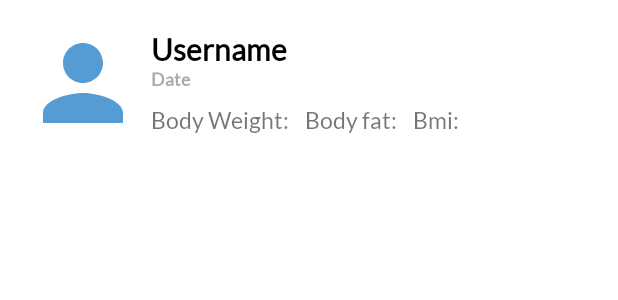
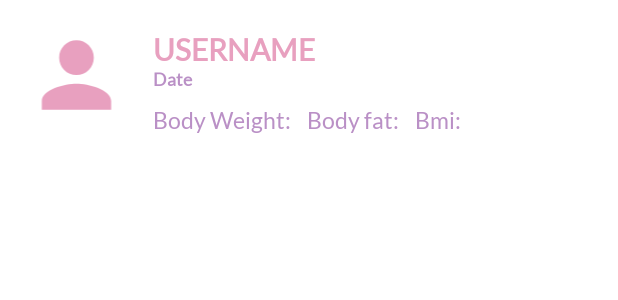
Before and after one commit to o-huang/FinalProjectCS5520, an Android app: the layout share_public_list_items.xml on its own in the app's theme, with its tools: preview values and no code run, on a phone screen of 412 x 824 dp. Shown: the top 300 px of the screen. Run offline under Robolectric (Android 15) with nearby library versions, the phone set to English and light mode, and no system bars.

Commit message:
Ui/Ux changes for share page

```diff
--- a/app/src/main/res/layout/activity_share_public.xml
+++ b/app/src/main/res/layout/activity_share_public.xml
@@ -25,9 +25,10 @@
         android:layout_width="match_parent"
         android:layout_height="wrap_content"
         android:layout_marginTop="10dp"
-        android:text="PUBLIC"
+        android:text="Public"
+        android:textColor="@color/titleColor"
         android:textStyle="bold"
-        android:textSize="20dp"
+        android:textSize="25dp"
         android:gravity="center"
         app:layout_constraintEnd_toEndOf="parent"
         app:layout_constraintStart_toStartOf="parent"
--- a/app/src/main/res/layout/share_public_list_items.xml
+++ b/app/src/main/res/layout/share_public_list_items.xml
@@ -10,10 +10,11 @@
 
     <ImageView
         android:id="@+id/imageView"
-        android:layout_width="80dp"
-        android:layout_height="80dp"
-
-        app:srcCompat="@drawable/ic_baseline_person_24" />
+        android:layout_width="71dp"
+        android:layout_height="69dp"
+        app:srcCompat="@drawable/ic_baseline_person_24"
+        android:layout_marginRight="10dp"
+        app:tint="@color/titleColor" />
 
     <LinearLayout
         android:layout_width="match_parent"
@@ -25,8 +26,9 @@
             android:layout_width="match_parent"
             android:layout_height="wrap_content"
             android:text="Username"
-            android:textColor="#000"
+            android:textColor="@color/titleColor"
             android:textStyle="bold"
+            android:textAllCaps="true"
             android:layout_marginTop="5dp"
             android:layout_marginLeft="5dp"
             android:layout_marginRight="5dp"
@@ -38,7 +40,7 @@
             android:layout_height="wrap_content"
             android:text="Date"
             android:id="@+id/public_date"
-            android:textColor="#a9a9a9"
+            android:textColor="@color/purple"
             android:textStyle="bold"
 
             android:layout_marginLeft="5dp"
@@ -60,7 +62,7 @@
                 android:layout_weight=".3"
                 android:layout_margin="5dp"
                 android:ellipsize="end"
-
+                android:textColor="@color/purple"
                 android:textSize="15sp"
                 android:text="Body Weight:" />
 
@@ -71,7 +73,7 @@
                 android:layout_weight=".3"
                 android:layout_margin="5dp"
                 android:ellipsize="end"
-
+                android:textColor="@color/purple"
                 android:textSize="15sp"
                 android:text="Body fat:" />
 
@@ -82,7 +84,7 @@
                 android:layout_weight=".3"
                 android:layout_margin="5dp"
                 android:ellipsize="end"
-
+                android:textColor="@color/purple"
                 android:textSize="15sp"
                 android:text="Bmi:" />
 
```
